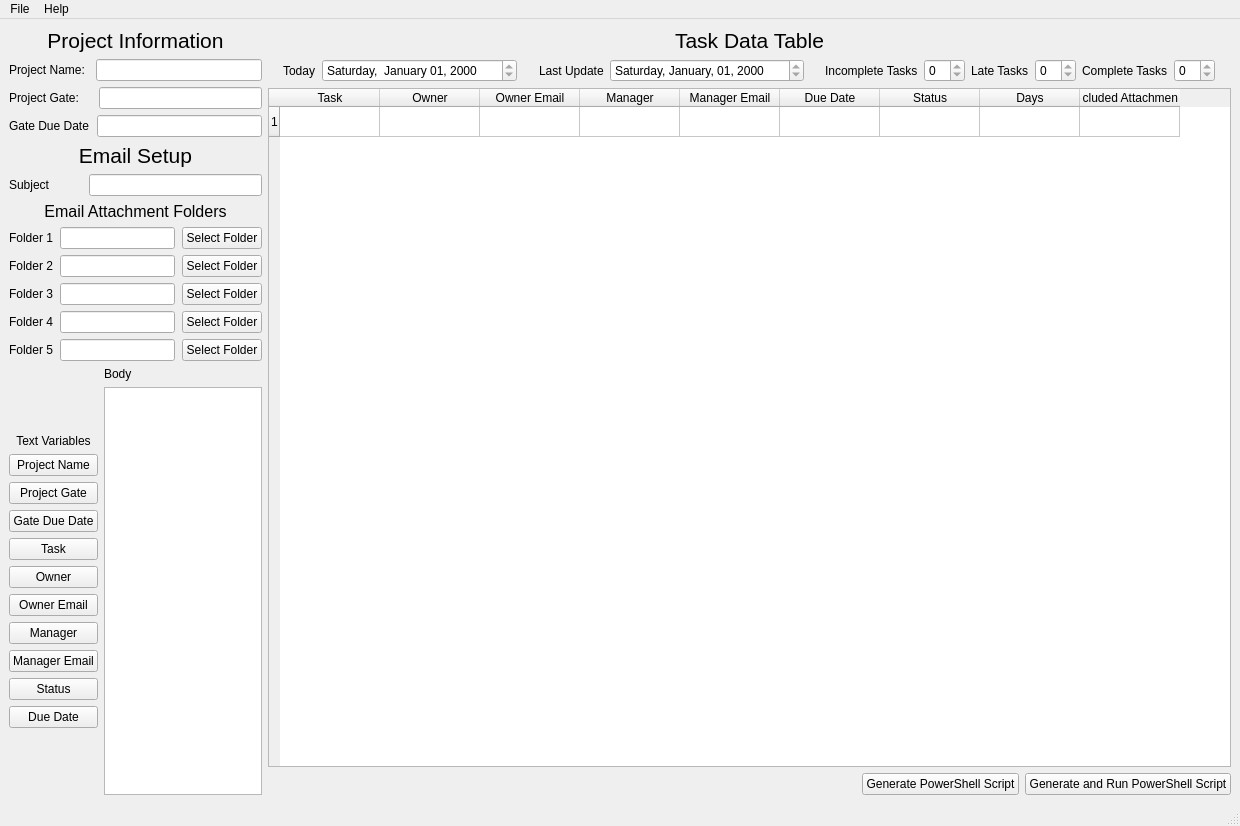
Before: the Qt Designer form PowerShell-Email-Generator/mainwindow.ui in fjpereny/PowerShell-Email-Generator, drawn with Qt 5.
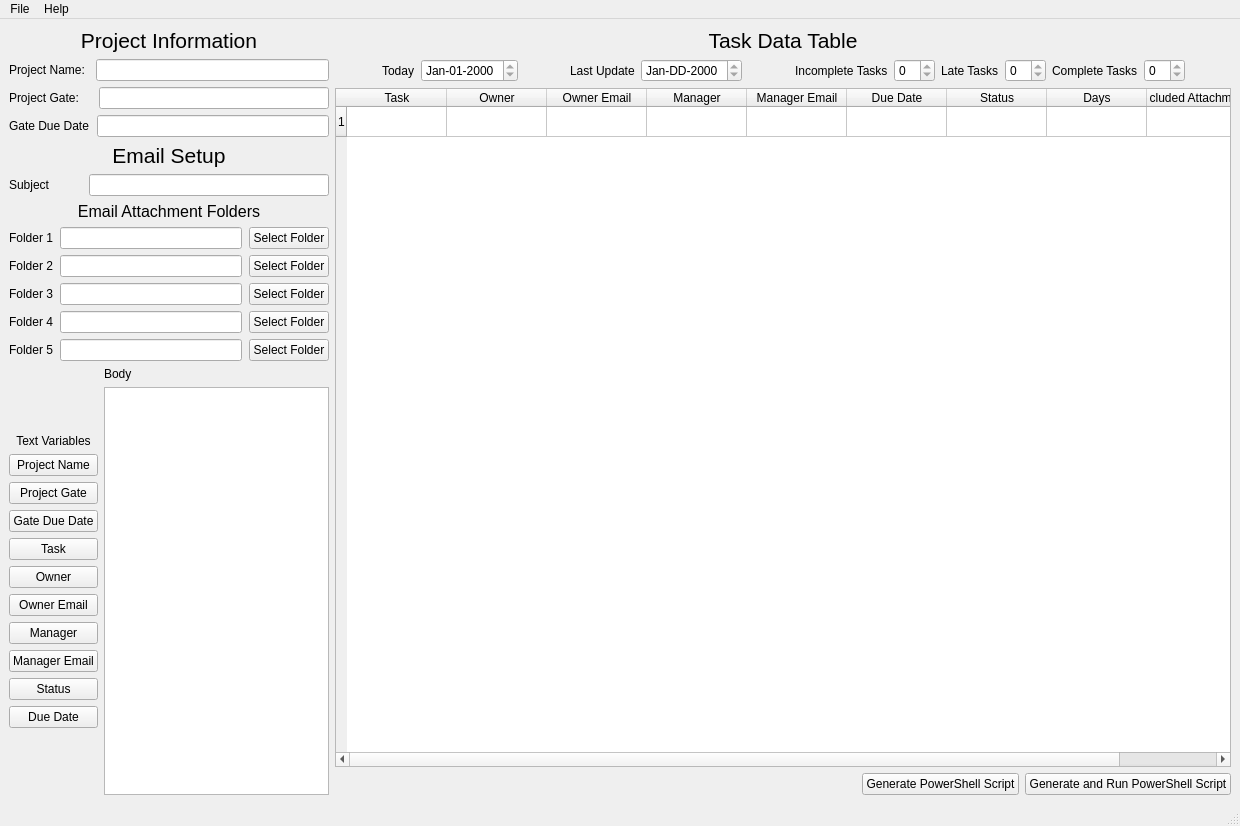
After: the same form once the commit is applied.

Patch:
```diff
--- a/PowerShell-Email-Generator/mainwindow.ui
+++ b/PowerShell-Email-Generator/mainwindow.ui
@@ -478,7 +478,7 @@
              <enum>QDateTimeEdit::DaySection</enum>
             </property>
             <property name="displayFormat">
-             <string>dddd,  MMMM dd, yyyy</string>
+             <string>MMM-dd-yyyy</string>
             </property>
            </widget>
           </item>
@@ -508,7 +508,7 @@
              <bool>true</bool>
             </property>
             <property name="displayFormat">
-             <string>dddd, MMMM, dd, yyyy</string>
+             <string>MMM-DD-yyyy</string>
             </property>
            </widget>
           </item>
```
Left out of the diff: 2 changed lines with no effect on the pictures.
